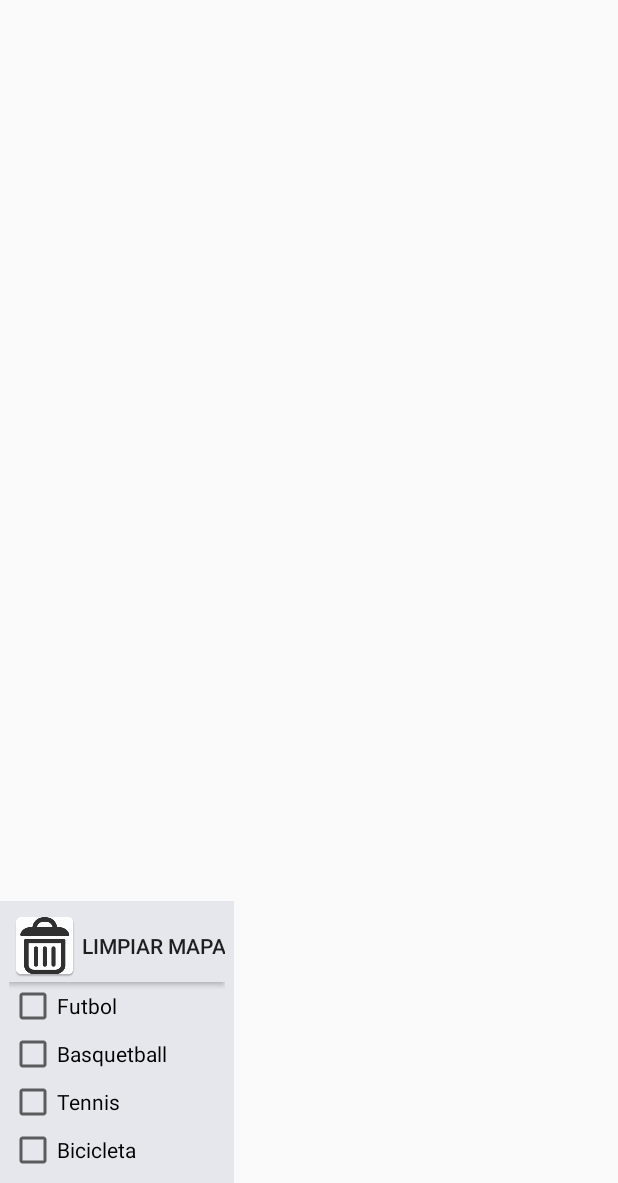
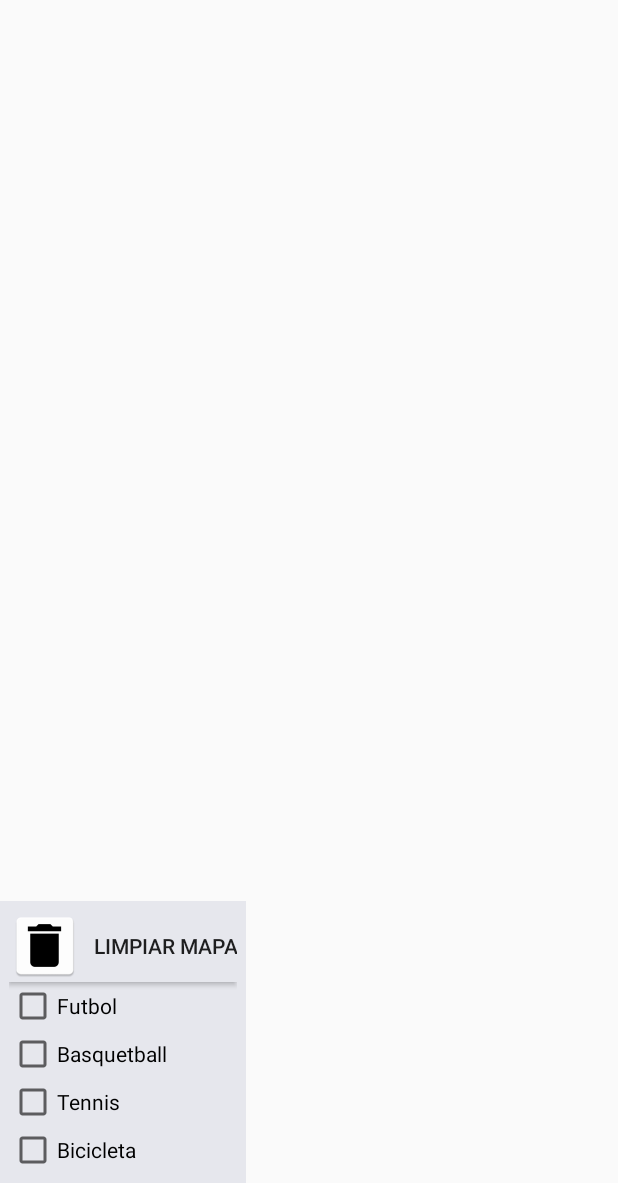
Before and after one commit to xkiver/SportsFinder, an Android app: the screen it shows after launch (MainActivity), on a phone screen of 412 x 824 dp, the part 53-1236 px from its top. Run offline under Robolectric (Android 15) with nearby library versions, the phone set to English and light mode, and no system bars; our stand-ins replace Volley; libraries missing offline, so code that uses them is left out: io.realm; network calls fail; 3 statements that could not run were skipped.

Commit message:
Filtros Funcionando mas posible Ver + !

```diff
--- a/app/src/main/AndroidManifest.xml
+++ b/app/src/main/AndroidManifest.xml
@@ -30,7 +30,9 @@
                 <category android:name="android.intent.category.LAUNCHER" />
             </intent-filter>
         </activity>
-        <activity android:name=".InfoActivity">
+        <activity
+            android:name=".InfoActivity"
+            android:theme="@style/AppTheme.NoActionBar">
 
         </activity>
 
--- a/app/src/main/java/cl/telematica/android/sportsfinder/MainActivity.java
+++ b/app/src/main/java/cl/telematica/android/sportsfinder/MainActivity.java
@@ -69,10 +69,10 @@ public class MainActivity extends AppCompatActivity implements
         mapFragment.getMapAsync(this);
 
         realm = Realm.getDefaultInstance();
-        mFutbolCheckbox = (CheckBox) findViewById(R.id.traffic);
-        mBasquetballCheckbox = (CheckBox) findViewById(R.id.my_location);
-        mTennisCheckbox = (CheckBox) findViewById(R.id.buildings);
-        mBicicletaCheckbox = (CheckBox) findViewById(R.id.indoor);
+        mFutbolCheckbox = (CheckBox) findViewById(R.id.futbol);
+        mBasquetballCheckbox = (CheckBox) findViewById(R.id.basket);
+        mTennisCheckbox = (CheckBox) findViewById(R.id.tennis);
+        mBicicletaCheckbox = (CheckBox) findViewById(R.id.bicicleta);
         consultaJson();
     }
 
@@ -194,7 +194,6 @@ public class MainActivity extends AppCompatActivity implements
         }
         mMap.setOnInfoWindowClickListener(this);
 
-        //showdata();
         updateFutbol();
         updateBasquetball();
         updateTennis();
@@ -205,24 +204,6 @@ public class MainActivity extends AppCompatActivity implements
     public boolean onMyLocationButtonClick() {
         Toast.makeText(this, "Localizandote!", Toast.LENGTH_SHORT).show();
         return false;
-    }
-
-
-    private void showdata(){
-
-        RealmResults<Place> results = realm.where(Place.class)
-                //.equalTo("imagen", "soccer")
-                //.or()
-                //.equalTo("imagen", "tenis")   FILTRAJE
-                .findAll();
-
-        for (int i = 0; i < results.size(); i++) {
-            Place u = results.get(i);
-
-            addMarkersToMap(u.getName().toString(), u.getDescripction().toString(), u.getImagen().toString(),
-                    Double.parseDouble(String.valueOf(u.getLatt())),Double.parseDouble(String.valueOf(u.getLongi())));
-
-        }
     }
 
 
@@ -284,18 +265,10 @@ public class MainActivity extends AppCompatActivity implements
     }
 
     @Override
-    public boolean onOptionsItemSelected(MenuItem item) {
-
-        int id = item.getItemId();
-
-        return super.onOptionsItemSelected(item);
-    }
-
-    @Override
     public void onInfoWindowClick(Marker marker) {
-        Toast.makeText(this, "Info Window click", Toast.LENGTH_SHORT).show();
-        //Intent i = new Intent(MainActivity.this,InfoActivity.class);
-        //startActivity(i);
+        Toast.makeText(this, "Ver + !", Toast.LENGTH_SHORT).show();
+        Intent i = new Intent(MainActivity.this,InfoActivity.class);
+        startActivity(i);
     }
 
 
@@ -309,7 +282,7 @@ public class MainActivity extends AppCompatActivity implements
     public void consultaJson() {
 
         //Definimos un String con la URL del End-point
-        String url = "http://www.mocky.io/v2/58470cfb3f0000380efe694e";
+        String url = "http://www.mocky.io/v2/5847f0993f0000c22ffe6a71";
 
         //Instanciamos un objeto RequestQueue el cual se encarga de gestionar la cola de peticiones
         RequestQueue queue = Volley.newRequestQueue(this);
--- a/app/src/main/res/layout/activity_main.xml
+++ b/app/src/main/res/layout/activity_main.xml
@@ -36,21 +36,23 @@ android:layout_height="match_parent">
         <Button
             android:layout_width="wrap_content"
             android:layout_height="wrap_content"
-            android:layout_weight="0.5"
-            android:drawableLeft="@mipmap/trash"
+            android:drawableLeft="@mipmap/basurero"
+            android:drawablePadding="8dp"
             android:onClick="onClearMap"
             android:text="@string/Clear"
-            android:background="@color/colorPrimary" />
+            android:background="@color/colorPrimary"
+            android:layout_centerVertical="true"
+            android:layout_centerHorizontal="true"/>
 
         <CheckBox
-            android:id="@+id/traffic"
+            android:id="@+id/futbol"
             android:layout_width="wrap_content"
             android:layout_height="wrap_content"
             android:onClick="onFutbolToggled"
             android:text="@string/Futbol" />
 
         <CheckBox
-            android:id="@+id/my_location"
+            android:id="@+id/basket"
             android:layout_width="wrap_content"
             android:layout_height="wrap_content"
             android:checked="false"
@@ -58,7 +60,7 @@ android:layout_height="match_parent">
             android:text="@string/Basquetball" />
 
         <CheckBox
-            android:id="@+id/buildings"
+            android:id="@+id/tennis"
             android:layout_width="wrap_content"
             android:layout_height="wrap_content"
             android:onClick="onTennisToggled"
@@ -66,7 +68,7 @@ android:layout_height="match_parent">
             android:text="@string/Tennis" />
 
         <CheckBox
-            android:id="@+id/indoor"
+            android:id="@+id/bicicleta"
             android:layout_width="wrap_content"
             android:layout_height="wrap_content"
             android:onClick="onBicicletaToggled"
```
Also changed, not shown: app/src/main/basurero-web.png (added), app/src/main/res/mipmap-hdpi/basurero.png (added), app/src/main/res/mipmap-hdpi/trashcan.png (added), app/src/main/res/mipmap-mdpi/basurero.png (added), app/src/main/res/mipmap-mdpi/trashcan.png (added), app/src/main/res/mipmap-xhdpi/basurero.png (added), app/src/main/res/mipmap-xhdpi/trashcan.png (added), app/src/main/res/mipmap-xxhdpi/basurero.png (added), app/src/main/res/mipmap-xxhdpi/trashcan.png (added), app/src/main/res/mipmap-xxxhdpi/basurero.png (added), app/src/main/res/mipmap-xxxhdpi/trashcan.png (added), app/src/main/trashcan-web.png (added).
